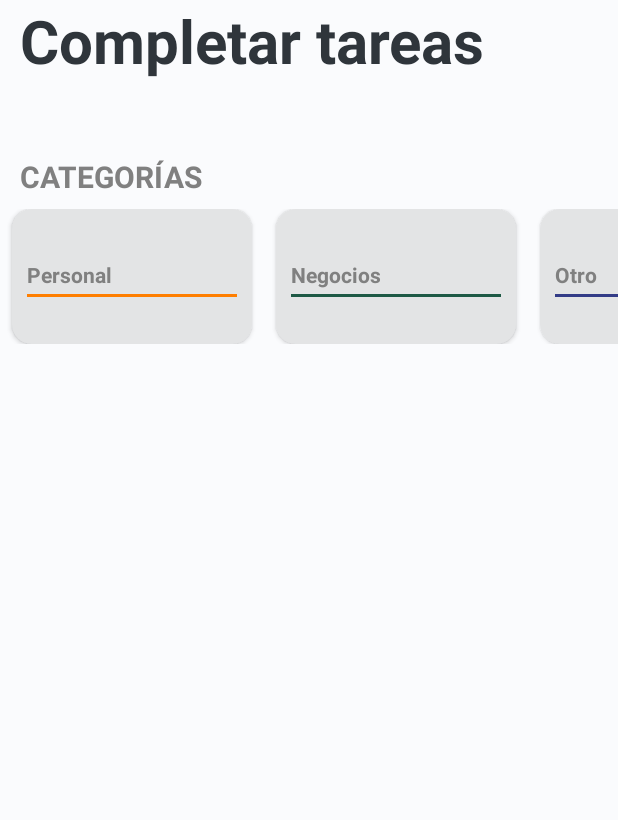
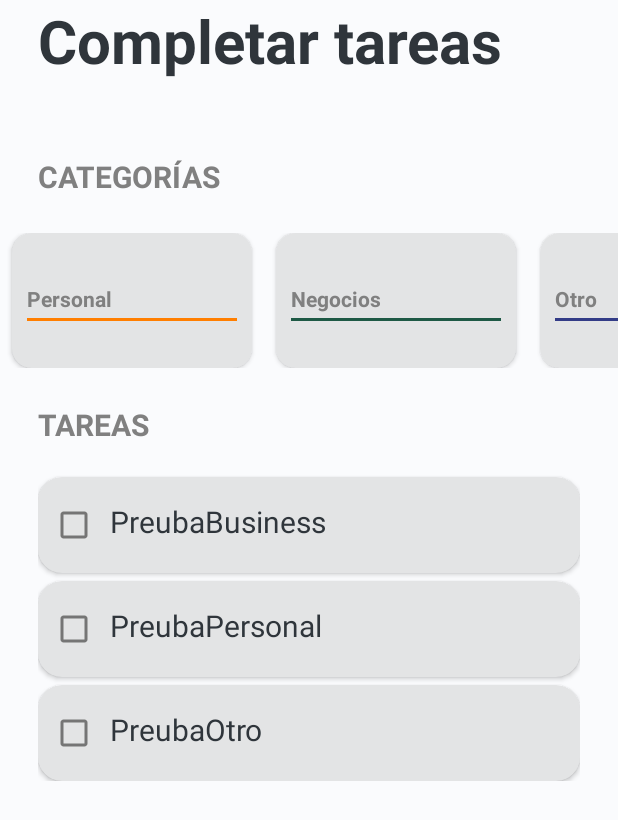
Before and after one commit to josecantero/cursoKotlin, an Android app: the TodoActivity screen opened directly, with no data from a screen before it, on a phone screen of 412 x 824 dp. Shown: the top 820 px of the screen. Run offline under Robolectric (Android 15) with nearby library versions, the phone set to English and light mode, and no system bars.

Commit message:
se agrego el codigo para la lista de tasks

```diff
--- /dev/null
+++ b/app/src/main/java/com/example/cursokotlin/TodoApp/Task.kt
@@ -0,0 +1,5 @@
+package com.example.cursokotlin.TodoApp
+
+data class Task(val name:String, val category:TaskCategory, var isSelected:Boolean = false) {
+    fun render(task:Task) {}
+}
--- /dev/null
+++ b/app/src/main/java/com/example/cursokotlin/TodoApp/TaskAdapter.kt
@@ -0,0 +1,22 @@
+package com.example.cursokotlin.TodoApp
+
+import android.view.LayoutInflater
+import android.view.ViewGroup
+import androidx.recyclerview.widget.RecyclerView
+import com.example.cursokotlin.R
+
+class TaskAdapter(private val task:List<Task>): RecyclerView.Adapter<TaskViewHolder>() {
+    override fun onCreateViewHolder(parent: ViewGroup, viewType: Int): TaskViewHolder {
+        val view = LayoutInflater.from(parent.context).inflate(R.layout.item_todo_task, parent, false)
+        return TaskViewHolder(view)
+    }
+
+    override fun getItemCount(): Int {
+        return task.size
+    }
+
+    override fun onBindViewHolder(holder: TaskViewHolder, position: Int) {
+        holder.render(task[position])
+    }
+
+}
--- /dev/null
+++ b/app/src/main/java/com/example/cursokotlin/TodoApp/TaskViewHolder.kt
@@ -0,0 +1,16 @@
+package com.example.cursokotlin.TodoApp
+
+import android.view.View
+import android.widget.CheckBox
+import android.widget.TextView
+import androidx.recyclerview.widget.RecyclerView
+import com.example.cursokotlin.R
+
+class TaskViewHolder(view:View):RecyclerView.ViewHolder(view) {
+    private val tvTask: TextView = view.findViewById(R.id.tvTask)
+    private val cbTask: CheckBox = view.findViewById(R.id.cbTask)
+
+    fun render(task:Task){
+        tvTask.text = task.name
+    }
+}
--- a/app/src/main/java/com/example/cursokotlin/TodoApp/TodoActivity.kt
+++ b/app/src/main/java/com/example/cursokotlin/TodoApp/TodoActivity.kt
@@ -8,17 +8,27 @@ import androidx.core.view.WindowInsetsCompat
 import androidx.recyclerview.widget.LinearLayoutManager
 import androidx.recyclerview.widget.RecyclerView
 import com.example.cursokotlin.R
+import com.example.cursokotlin.TodoApp.TaskCategory.*
+import com.example.cursokotlin.TodoApp.TaskAdapter
 
 class TodoActivity : AppCompatActivity() {
 
     private val categories = listOf(
-        TaskCategory.personal,
-        TaskCategory.Bussines,
-        TaskCategory.other
+        personal,
+        Bussines,
+        other
+    )
+
+    private val tasks = mutableListOf(
+        Task("PreubaBusiness", Bussines),
+        Task("PreubaPersonal", personal),
+        Task("PreubaOtro", other)
     )
 
     private lateinit var rvCategories: RecyclerView
     private lateinit var categoriesAdapter: CategoriesAdapter
+    private lateinit var rvTasks:RecyclerView
+    private lateinit var taskAdapter:TaskAdapter
 
     override fun onCreate(savedInstanceState: Bundle?) {
         super.onCreate(savedInstanceState)
@@ -37,11 +47,16 @@ class TodoActivity : AppCompatActivity() {
 
     private fun initComponents(){
         rvCategories = findViewById(R.id.rvCategories)
+        rvTasks = findViewById(R.id.rvTasks)
     }
 
     private fun initUI(){
         categoriesAdapter = CategoriesAdapter(categories)
         rvCategories.layoutManager = LinearLayoutManager(this, LinearLayoutManager.HORIZONTAL, false)
         rvCategories.adapter = categoriesAdapter
+
+        taskAdapter = TaskAdapter(tasks)
+        rvTasks.layoutManager = LinearLayoutManager(this, LinearLayoutManager.VERTICAL, false)
+        rvTasks.adapter = taskAdapter
     }
 }
--- a/app/src/main/res/layout/activity_todo.xml
+++ b/app/src/main/res/layout/activity_todo.xml
@@ -12,22 +12,18 @@
     <TextView
         android:layout_width="wrap_content"
         android:layout_height="wrap_content"
-        android:text="Completar tareas"
+        android:text="@string/complete_tasks"
         android:textSize="40sp"
         android:textStyle="bold"
         android:textColor="@color/Text_Title_todo"
-        android:layout_marginHorizontal="13dp"/>
+        android:layout_marginHorizontal="25dp"/>
 
     <TextView
         android:layout_width="wrap_content"
         android:layout_height="wrap_content"
         android:text="@string/categories"
-        android:textSize="20sp"
-        android:textAllCaps="true"
-        android:textStyle="bold"
-        android:textColor="@android:color/tertiary_text_light"
-        android:layout_marginTop="50dp"
-        android:layout_marginHorizontal="13dp"/>
+        style="@style/todo_Subtitle"
+        android:layout_marginTop="50dp"/>
 
     <androidx.recyclerview.widget.RecyclerView
         android:id="@+id/rvCategories"
@@ -35,4 +31,18 @@
         android:layout_height="wrap_content"
         android:orientation="horizontal"
         android:layout_marginVertical="8dp"/>
+
+    <TextView
+        android:layout_width="wrap_content"
+        android:layout_height="wrap_content"
+        android:text="@string/tasks"
+        android:layout_marginTop="50dp"
+        android:layout_marginVertical="16dp"
+        style="@style/todo_Subtitle"/>
+
+    <androidx.recyclerview.widget.RecyclerView
+        android:id="@+id/rvTasks"
+        android:layout_width="match_parent"
+        android:layout_height="wrap_content"
+        android:layout_marginHorizontal="25dp"/>
 </LinearLayout>
--- /dev/null
+++ b/app/src/main/res/layout/item_todo_task.xml
@@ -0,0 +1,32 @@
+<?xml version="1.0" encoding="utf-8"?>
+<androidx.cardview.widget.CardView xmlns:android="http://schemas.android.com/apk/res/android"
+    xmlns:tools="http://schemas.android.com/tools"
+    android:layout_width="match_parent"
+    android:layout_height="wrap_content"
+    xmlns:app="http://schemas.android.com/apk/res-auto"
+    app:cardCornerRadius="16dp"
+    app:cardBackgroundColor="@color/card_todo"
+    android:layout_marginTop="5dp"
+    >
+
+    <LinearLayout
+        android:layout_width="match_parent"
+        android:layout_height="match_parent"
+        android:orientation="horizontal"
+        android:paddingVertical="8dp">
+
+        <CheckBox
+            android:id="@+id/cbTask"
+            android:layout_width="wrap_content"
+            android:layout_height="wrap_content" />
+
+        <TextView
+            android:id="@+id/tvTask"
+            android:layout_width="wrap_content"
+            android:layout_height="wrap_content"
+            tools:text="Task"
+            android:textColor="@color/Text_Title_todo"
+            android:textSize="20sp"/>
+    </LinearLayout>
+
+</androidx.cardview.widget.CardView>
--- a/app/src/main/res/values/strings.xml
+++ b/app/src/main/res/values/strings.xml
@@ -20,4 +20,6 @@
     <string name="obesity">Obesidad</string>
     <string name="obesityDescription">Estás muy por encima de lo óptimo para tu estatura</string>
     <string name="categories">Categorías</string>
+    <string name="tasks">Tareas</string>
+    <string name="complete_tasks">Completar tareas</string>
 </resources>
--- a/app/src/main/res/values/themes.xml
+++ b/app/src/main/res/values/themes.xml
@@ -27,4 +27,13 @@
         <item name="android:statusBarColor">@color/black</item>
         <!-- Customize your theme here. -->
     </style>
+
+    <style name="todo_Subtitle">
+        <item name="android:layout_marginBottom">16dp</item>
+        <item name="android:layout_marginHorizontal">25dp</item>
+        <item name="android:textColor">@android:color/tertiary_text_light</item>
+        <item name="android:textStyle">bold</item>
+        <item name="android:textAllCaps">true</item>
+        <item name="android:textSize">20sp</item>
+    </style>
 </resources>
```
